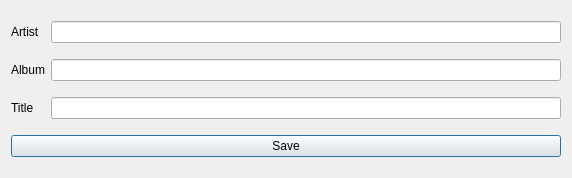
Before: the Qt Designer form tagwindow.ui in gidzzz/openmediaplayer, drawn with Qt 5.
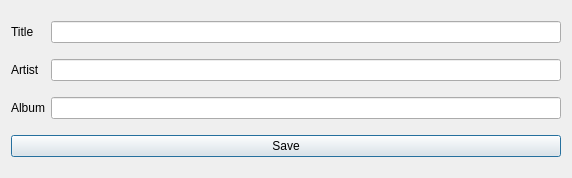
After: the same form once the commit is applied.

What changed in the file:
```diff
--- a/tagwindow.ui
+++ b/tagwindow.ui
@@ -17,7 +17,7 @@
    <item row="0" column="0">
     <widget class="QLabel" name="label">
      <property name="text">
-      <string>Artist</string>
+      <string>Title</string>
      </property>
     </widget>
    </item>
@@ -27,7 +27,7 @@
    <item row="1" column="0">
     <widget class="QLabel" name="label_2">
      <property name="text">
-      <string>Album</string>
+      <string>Artist</string>
      </property>
     </widget>
    </item>
@@ -37,7 +37,7 @@
    <item row="2" column="0">
     <widget class="QLabel" name="label_3">
      <property name="text">
-      <string>Title</string>
+      <string>Album</string>
      </property>
     </widget>
    </item>
```
Left out of the diff: 14 changed lines with no effect on the pictures.
